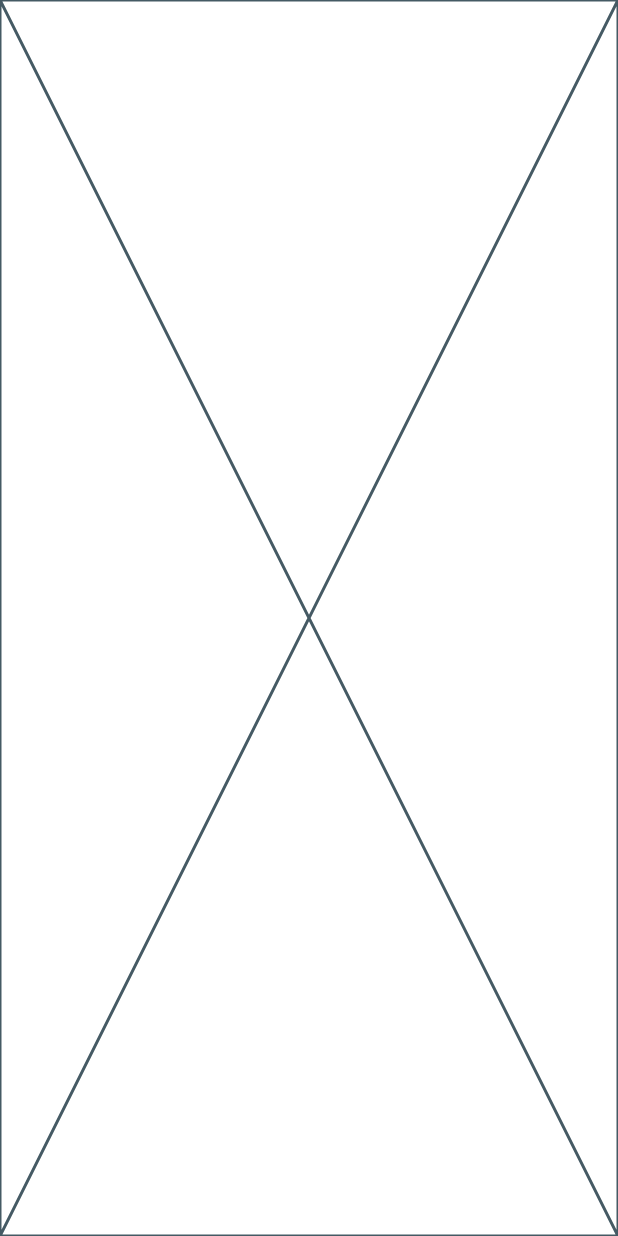
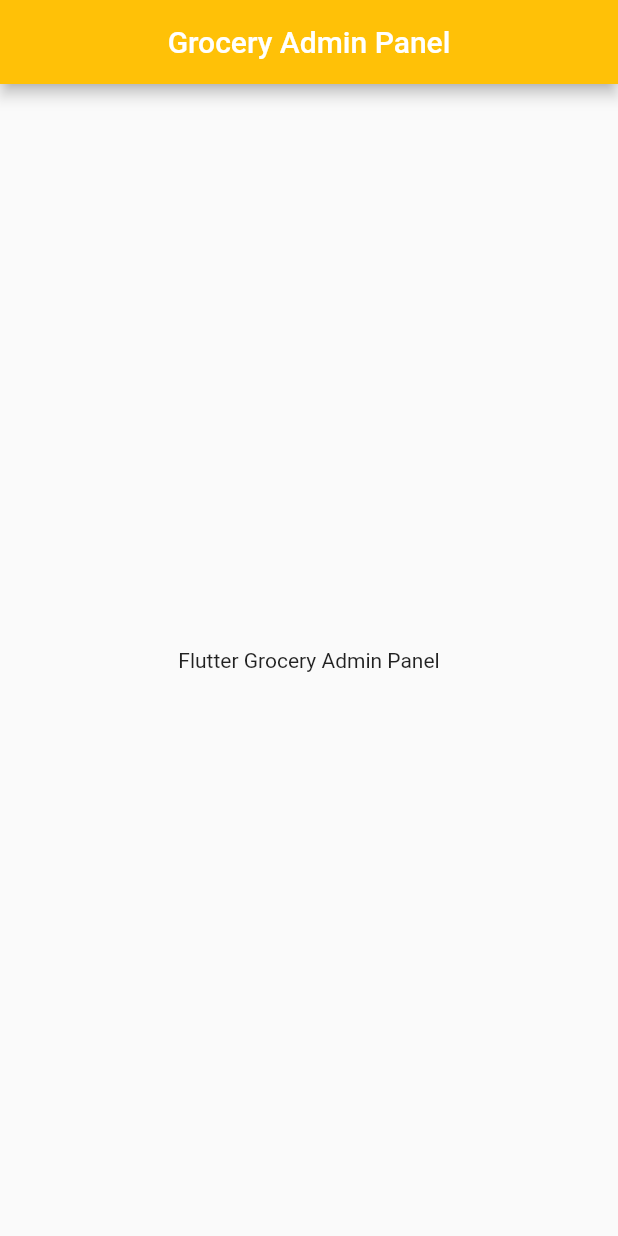
Before and after one commit to Devsaci/grocery_app_adminpanel_hadji_V1, a Flutter app: the screen it shows after launch, on a phone screen of 412 x 824 dp. Run offline on Flutter 3.47's test engine with Material 2 defaults, Android fonts, the phone set to English and light mode, and no system bars.

Commit message:
MaterialApp Scaffold

```diff
--- a/lib/main.dart
+++ b/lib/main.dart
@@ -14,6 +14,17 @@ class MyApp extends StatefulWidget {
 class _MyAppState extends State<MyApp> {
   @override
   Widget build(BuildContext context) {
-    return const Placeholder();
+    return MaterialApp(
+      debugShowCheckedModeBanner: true,
+      title: ' Flutter Grocery',
+      home: Scaffold(
+        appBar: AppBar(
+          backgroundColor: Colors.amber,
+          centerTitle: true,
+          title: const Text("Grocery Admin Panel"),
+        ),
+        body: const Center(child: Text("Flutter Grocery Admin Panel")),
+      ),
+    );
   }
 }
```
